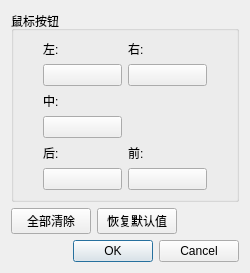
Before: the Qt Designer form src/yuzu/configuration/configure_mouse_advanced.ui in formylover/yuzu-early-access, drawn with Qt 5.
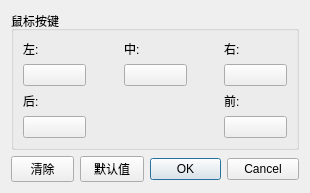
After: the same form once the commit is applied.

The edit to the form file:
```diff
--- a/src/yuzu/configuration/configure_mouse_advanced.ui
+++ b/src/yuzu/configuration/configure_mouse_advanced.ui
@@ -6,95 +6,52 @@
    <rect>
     <x>0</x>
     <y>0</y>
-    <width>250</width>
-    <height>261</height>
+    <width>310</width>
+    <height>193</height>
    </rect>
   </property>
   <property name="windowTitle">
    <string>设置鼠标</string>
   </property>
+  <property name="styleSheet">
+   <string notr="true">QPushButton {
+  min-width: 55px;
+}</string>
+  </property>
   <layout class="QVBoxLayout" name="verticalLayout">
    <item>
     <widget class="QGroupBox" name="gridGroupBox">
      <property name="title">
-      <string>鼠标按钮</string>
+      <string>鼠标按键</string>
      </property>
      <layout class="QGridLayout" name="gridLayout">
-      <item row="0" column="4">
-       <spacer name="horizontalSpacer_2">
-        <property name="orientation">
-         <enum>Qt::Horizontal</enum>
-        </property>
-        <property name="sizeType">
-         <enum>QSizePolicy::Fixed</enum>
-        </property>
-        <property name="sizeHint" stdset="0">
-         <size>
-          <width>20</width>
-          <height>20</height>
-         </size>
-        </property>
-       </spacer>
-      </item>
-      <item row="0" column="3">
-       <layout class="QVBoxLayout" name="verticalLayout_4">
+      <item row="3" column="5">
+       <layout class="QVBoxLayout" name="verticalLayout_6">
         <item>
-         <layout class="QHBoxLayout" name="horizontalLayout_3">
+         <layout class="QHBoxLayout" name="horizontalLayout_5">
           <item>
-           <widget class="QLabel" name="label_3">
+           <widget class="QLabel" name="label_5">
             <property name="text">
-             <string>右:</string>
+             <string>前:</string>
             </property>
            </widget>
           </item>
          </layout>
         </item>
         <item>
-         <widget class="QPushButton" name="right_button">
+         <widget class="QPushButton" name="forward_button">
           <property name="minimumSize">
            <size>
-            <width>75</width>
+            <width>57</width>
             <height>0</height>
            </size>
           </property>
-          <property name="text">
-           <string/>
+          <property name="maximumSize">
+           <size>
+            <width>16777215</width>
+            <height>16777215</height>
+           </size>
           </property>
-         </widget>
-        </item>
-       </layout>
-      </item>
-      <item row="0" column="0">
-       <spacer name="horizontalSpacer">
-        <property name="orientation">
-         <enum>Qt::Horizontal</enum>
-        </property>
-        <property name="sizeType">
-         <enum>QSizePolicy::Fixed</enum>
-        </property>
-        <property name="sizeHint" stdset="0">
-         <size>
-          <width>20</width>
-          <height>20</height>
-         </size>
-        </property>
-       </spacer>
-      </item>
-      <item row="2" column="1">
-       <layout class="QVBoxLayout" name="verticalLayout_3">
-        <item>
-         <layout class="QHBoxLayout" name="horizontalLayout_2">
-          <item>
-           <widget class="QLabel" name="label_2">
-            <property name="text">
-             <string>中:</string>
-            </property>
-           </widget>
-          </item>
-         </layout>
-        </item>
-        <item>
-         <widget class="QPushButton" name="middle_button">
           <property name="text">
            <string/>
           </property>
@@ -123,6 +80,12 @@
         </item>
         <item>
          <widget class="QPushButton" name="back_button">
+          <property name="minimumSize">
+           <size>
+            <width>57</width>
+            <height>0</height>
+           </size>
+          </property>
           <property name="text">
            <string/>
           </property>
@@ -147,7 +110,7 @@
          <widget class="QPushButton" name="left_button">
           <property name="minimumSize">
            <size>
-            <width>75</width>
+            <width>57</width>
             <height>0</height>
            </size>
           </property>
@@ -158,21 +121,33 @@
         </item>
        </layout>
       </item>
-      <item row="3" column="3">
-       <layout class="QVBoxLayout" name="verticalLayout_6">
+      <item row="0" column="3">
+       <layout class="QVBoxLayout" name="verticalLayout_3">
         <item>
-         <layout class="QHBoxLayout" name="horizontalLayout_5">
+         <layout class="QHBoxLayout" name="horizontalLayout_2">
           <item>
-           <widget class="QLabel" name="label_5">
+           <widget class="QLabel" name="label_2">
             <property name="text">
-             <string>前:</string>
+             <string>中:</string>
             </property>
            </widget>
           </item>
          </layout>
         </item>
         <item>
-         <widget class="QPushButton" name="forward_button">
+         <widget class="QPushButton" name="middle_button">
+          <property name="minimumSize">
+           <size>
+            <width>57</width>
+            <height>0</height>
+           </size>
+          </property>
+          <property name="maximumSize">
+           <size>
+            <width>16777215</width>
+            <height>16777215</height>
+           </size>
+          </property>
           <property name="text">
            <string/>
           </property>
@@ -180,6 +155,98 @@
         </item>
        </layout>
       </item>
+      <item row="0" column="6">
+       <spacer name="horizontalSpacer_2">
+        <property name="orientation">
+         <enum>Qt::Horizontal</enum>
+        </property>
+        <property name="sizeType">
+         <enum>QSizePolicy::Fixed</enum>
+        </property>
+        <property name="sizeHint" stdset="0">
+         <size>
+          <width>0</width>
+          <height>20</height>
+         </size>
+        </property>
+       </spacer>
+      </item>
+      <item row="0" column="0">
+       <spacer name="horizontalSpacer">
+        <property name="orientation">
+         <enum>Qt::Horizontal</enum>
+        </property>
+        <property name="sizeType">
+         <enum>QSizePolicy::Fixed</enum>
+        </property>
+        <property name="sizeHint" stdset="0">
+         <size>
+          <width>0</width>
+          <height>20</height>
+         </size>
+        </property>
+       </spacer>
+      </item>
+      <item row="0" column="5">
+       <layout class="QVBoxLayout" name="verticalLayout_4">
+        <item>
+         <layout class="QHBoxLayout" name="horizontalLayout_3">
+          <item>
+           <widget class="QLabel" name="label_3">
+            <property name="text">
+             <string>右:</string>
+            </property>
+           </widget>
+          </item>
+         </layout>
+        </item>
+        <item>
+         <widget class="QPushButton" name="right_button">
+          <property name="minimumSize">
+           <size>
+            <width>57</width>
+            <height>0</height>
+           </size>
+          </property>
+          <property name="maximumSize">
+           <size>
+            <width>16777215</width>
+            <height>16777215</height>
+           </size>
+          </property>
+          <property name="text">
+           <string/>
+          </property>
+         </widget>
+        </item>
+       </layout>
+      </item>
+      <item row="0" column="2">
+       <spacer name="horizontalSpacer_4">
+        <property name="orientation">
+         <enum>Qt::Horizontal</enum>
+        </property>
+        <property name="sizeHint" stdset="0">
+         <size>
+          <width>0</width>
+          <height>20</height>
+         </size>
+        </property>
+       </spacer>
+      </item>
+      <item row="0" column="4">
+       <spacer name="horizontalSpacer_5">
+        <property name="orientation">
+         <enum>Qt::Horizontal</enum>
+        </property>
+        <property name="sizeHint" stdset="0">
+         <size>
+          <width>0</width>
+          <height>20</height>
+         </size>
+        </property>
+       </spacer>
+      </item>
      </layout>
     </widget>
    </item>
@@ -187,15 +254,39 @@
     <layout class="QHBoxLayout" name="horizontalLayout_6">
      <item>
       <widget class="QPushButton" name="buttonClearAll">
+       <property name="minimumSize">
+        <size>
+         <width>57</width>
+         <height>0</height>
+        </size>
+       </property>
+       <property name="maximumSize">
+        <size>
+         <width>16777215</width>
+         <height>16777215</height>
+        </size>
+       </property>
        <property name="text">
-        <string>全部清除</string>
+        <string>清除</string>
        </property>
       </widget>
      </item>
      <item>
       <widget class="QPushButton" name="buttonRestoreDefaults">
+       <property name="minimumSize">
+        <size>
+         <width>57</width>
+         <height>0</height>
+        </size>
+       </property>
+       <property name="maximumSize">
+        <size>
+         <width>16777215</width>
+         <height>16777215</height>
+        </size>
+       </property>
        <property name="text">
-        <string>恢复默认值</string>
+        <string>默认值</string>
        </property>
       </widget>
      </item>
@@ -206,21 +297,24 @@
        </property>
        <property name="sizeHint" stdset="0">
         <size>
-         <width>40</width>
+         <width>0</width>
          <height>20</height>
         </size>
        </property>
       </spacer>
      </item>
+     <item>
+      <widget class="QDialogButtonBox" name="buttonBox">
+       <property name="styleSheet">
+        <string notr="true"/>
+       </property>
+       <property name="standardButtons">
+        <set>QDialogButtonBox::Cancel|QDialogButtonBox::Ok</set>
+       </property>
+      </widget>
+     </item>
     </layout>
    </item>
-   <item>
-    <widget class="QDialogButtonBox" name="buttonBox">
-     <property name="standardButtons">
-      <set>QDialogButtonBox::Cancel|QDialogButtonBox::Ok</set>
-     </property>
-    </widget>
-   </item>
   </layout>
  </widget>
  <resources/>
```
